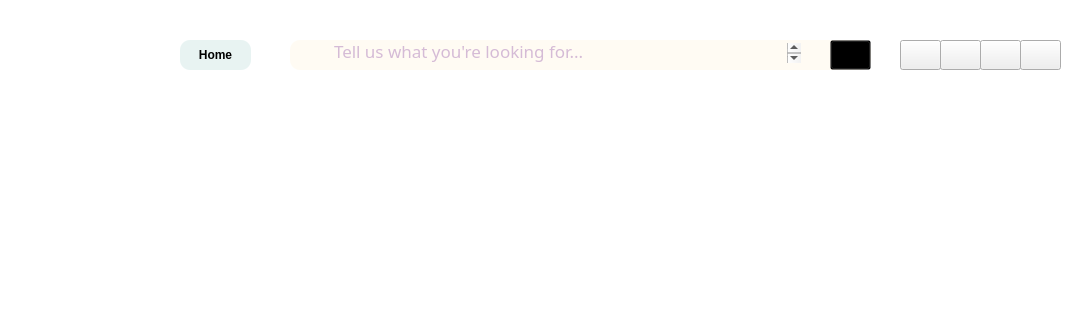
First picture: the form in frontend/src/pages/qt_designer/home.ui, repository m0owo/Curate, before the edit; both pictures show x 0 to 1080 and y 0 to 320 of the 1080 by 720 pixel window.
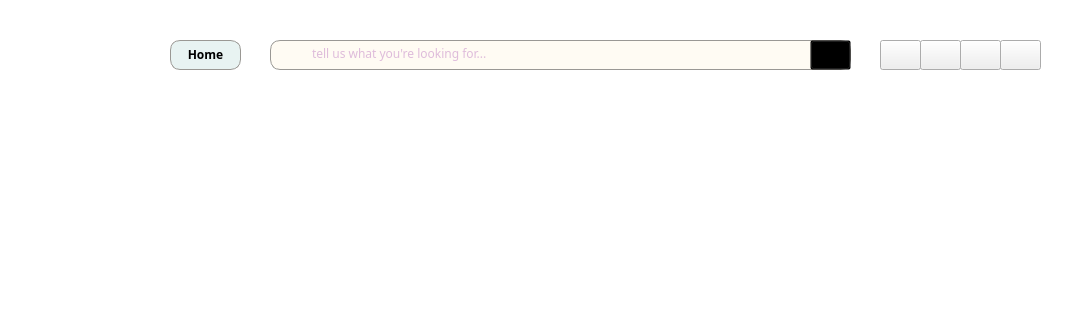
Second picture: the form after the edit. Icons and pictures are not drawn.

Commit message: changed search to TextEdit

What changed in the file:
```diff
--- a/frontend/src/pages/qt_designer/home.ui
+++ b/frontend/src/pages/qt_designer/home.ui
@@ -10,6 +10,12 @@
     <height>720</height>
    </rect>
   </property>
+  <property name="maximumSize">
+   <size>
+    <width>1080</width>
+    <height>720</height>
+   </size>
+  </property>
   <property name="windowTitle">
    <string>MainWindow</string>
   </property>
@@ -27,10 +33,21 @@
      <rect>
       <x>20</x>
       <y>10</y>
-      <width>1056</width>
-      <height>696</height>
+      <width>1080</width>
+      <height>720</height>
      </rect>
     </property>
+    <property name="maximumSize">
+     <size>
+      <width>1080</width>
+      <height>720</height>
+     </size>
+    </property>
+    <property name="font">
+     <font>
+      <family>.AppleSystemUIFont</family>
+     </font>
+    </property>
     <property name="styleSheet">
      <string notr="true"/>
     </property>
@@ -64,6 +81,9 @@
 QLabel#page_label{
     background-color: #E8F3F2;
     border-radius: 10px;
+    border: solid;
+    border-width: 1px;
+    border-color:rgb(154, 152, 148)
 }</string>
      </property>
      <property name="frameShape">
@@ -78,46 +98,36 @@
       </property>
       <property name="geometry">
        <rect>
-        <x>150</x>
+        <x>130</x>
         <y>20</y>
         <width>581</width>
         <height>30</height>
        </rect>
       </property>
+      <property name="font">
+       <font>
+        <family>Manrope</family>
+       </font>
+      </property>
+      <property name="styleSheet">
+       <string notr="true">QLineEdit{
+    color: rgb(190, 123, 193);
+    background-color: transparent;
+    border: none;
+}
+
+#search_frame{
+    border: solid;
+    border-width: 1px;
+    border-color: rgb(154, 152, 148);
+}</string>
+      </property>
       <property name="frameShape">
        <enum>QFrame::StyledPanel</enum>
       </property>
       <property name="frameShadow">
        <enum>QFrame::Raised</enum>
       </property>
-      <widget class="QTextEdit" name="search_edit">
-       <property name="geometry">
-        <rect>
-         <x>40</x>
-         <y>3</y>
-         <width>471</width>
-         <height>20</height>
-        </rect>
-       </property>
-       <property name="font">
-        <font>
-         <family>Manrope</family>
-        </font>
-       </property>
-       <property name="styleSheet">
-        <string notr="true"/>
-       </property>
-       <property name="html">
-        <string>&lt;!DOCTYPE HTML PUBLIC &quot;-//W3C//DTD HTML 4.0//EN&quot; &quot;http://www.w3.org/TR/REC-html40/strict.dtd&quot;&gt;
-&lt;html&gt;&lt;head&gt;&lt;meta name=&quot;qrichtext&quot; content=&quot;1&quot; /&gt;&lt;meta charset=&quot;utf-8&quot; /&gt;&lt;style type=&quot;text/css&quot;&gt;
-p, li { white-space: pre-wrap; }
-hr { height: 1px; border-width: 0; }
-li.unchecked::marker { content: &quot;\2610&quot;; }
-li.checked::marker { content: &quot;\2612&quot;; }
-&lt;/style&gt;&lt;/head&gt;&lt;body style=&quot; font-family:'Manrope'; font-size:13pt; font-weight:400; font-style:normal;&quot;&gt;
-&lt;p style=&quot; margin-top:0px; margin-bottom:0px; margin-left:0px; margin-right:0px; -qt-block-indent:0; text-indent:0px;&quot;&gt;&lt;span style=&quot; font-family:'.AppleSystemUIFont'; color:#d5bbd6;&quot;&gt;Tell us what you're looking for...&lt;/span&gt;&lt;/p&gt;&lt;/body&gt;&lt;/html&gt;</string>
-       </property>
-      </widget>
       <widget class="QLabel" name="search_icon">
        <property name="geometry">
         <rect>
@@ -160,11 +170,29 @@
         </size>
        </property>
       </widget>
+      <widget class="QLineEdit" name="search_edit">
+       <property name="geometry">
+        <rect>
+         <x>40</x>
+         <y>5</y>
+         <width>491</width>
+         <height>16</height>
+        </rect>
+       </property>
+       <property name="font">
+        <font>
+         <family>Manrope</family>
+        </font>
+       </property>
+       <property name="placeholderText">
+        <string>tell us what you're looking for...</string>
+       </property>
+      </widget>
      </widget>
      <widget class="QPushButton" name="home_button">
       <property name="geometry">
        <rect>
-        <x>760</x>
+        <x>740</x>
         <y>20</y>
         <width>41</width>
         <height>30</height>
@@ -193,7 +221,7 @@
      <widget class="QPushButton" name="history_button">
       <property name="geometry">
        <rect>
-        <x>800</x>
+        <x>780</x>
         <y>20</y>
         <width>41</width>
         <height>30</height>
@@ -216,7 +244,7 @@
      <widget class="QPushButton" name="wishlist_button">
       <property name="geometry">
        <rect>
-        <x>840</x>
+        <x>820</x>
         <y>20</y>
         <width>41</width>
         <height>30</height>
@@ -239,7 +267,7 @@
      <widget class="QPushButton" name="profile_button">
       <property name="geometry">
        <rect>
-        <x>880</x>
+        <x>860</x>
         <y>20</y>
         <width>41</width>
         <height>30</height>
@@ -262,12 +290,18 @@
      <widget class="QLabel" name="page_label">
       <property name="geometry">
        <rect>
-        <x>40</x>
+        <x>30</x>
         <y>20</y>
         <width>71</width>
         <height>30</height>
        </rect>
       </property>
+      <property name="font">
+       <font>
+        <family>Manrope</family>
+        <bold>true</bold>
+       </font>
+      </property>
       <property name="text">
        <string>&lt;html&gt;&lt;head/&gt;&lt;body&gt;&lt;p&gt;&lt;span style=&quot; font-weight:700; color:#000000&quot;&gt;Home&lt;/span&gt;&lt;/p&gt;&lt;/body&gt;&lt;/html&gt;</string>
       </property>
```
Left out of the diff: 8 changed lines with no effect on the pictures. The commit also changes 2 other files.
